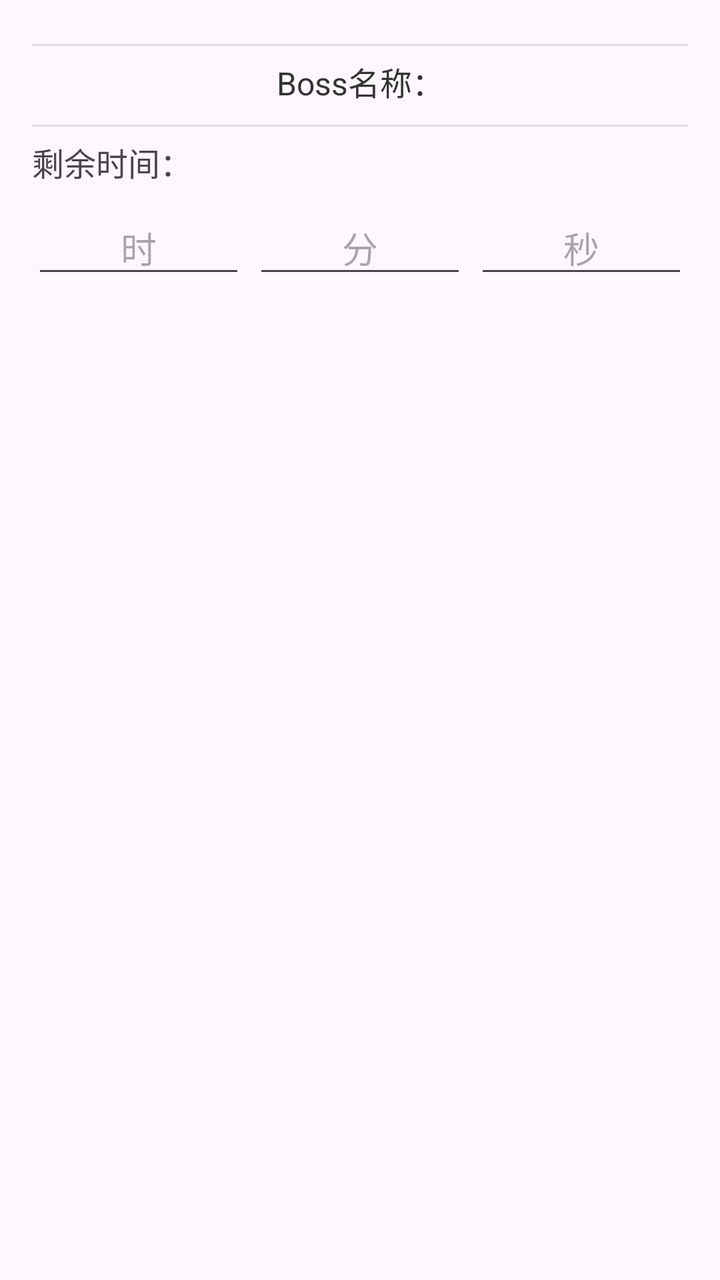
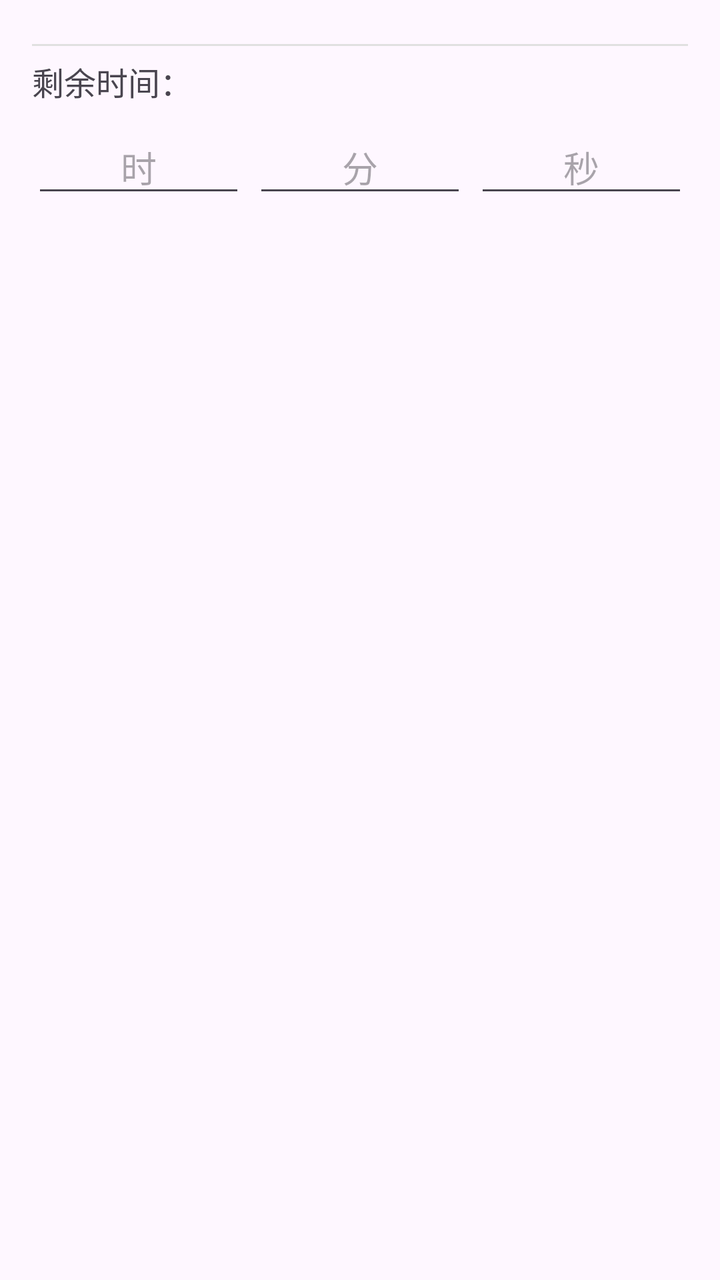

Before-and-after screenshots of an Android layout around one commit, followed by the original layout XML and the change that was made.
<!-- AndroidManifest.xml: application theme Theme.Boss -->
<!-- res/layout/dialog_edit_remaining.xml -->
<?xml version="1.0" encoding="utf-8"?>
<ScrollView xmlns:android="http://schemas.android.com/apk/res/android"
    android:layout_width="match_parent"
    android:layout_height="match_parent"
    android:fillViewport="true">
    <LinearLayout
        android:layout_width="match_parent"
        android:layout_height="wrap_content"
        android:orientation="vertical"
        android:padding="16dp">

    <TextView
        android:id="@+id/dialog_room_info"
        android:layout_width="match_parent"
        android:layout_height="wrap_content"
        android:gravity="center"
        android:textColor="#3F51B5"
        android:textSize="13sp"
        android:visibility="gone" />

    
    <View
        android:layout_width="match_parent"
        android:layout_height="1dp"
        android:background="#E0E0E0"
        android:layout_marginTop="6dp"
        android:layout_marginBottom="6dp"/>

    
    <TextView
        android:id="@+id/tv_boss_name"
        android:layout_width="match_parent"
        android:layout_height="wrap_content"
        android:textSize="16sp"
        android:gravity="center"
        android:paddingBottom="4dp"
        android:textColor="#333333"
        android:text="@string/boss_name_prefix" />

    
    <View
        android:layout_width="match_parent"
        android:layout_height="1dp"
        android:background="#E0E0E0"
        android:layout_marginTop="6dp"
        android:layout_marginBottom="6dp"/>

    <TextView
        android:layout_width="match_parent"
        android:layout_height="wrap_content"
        android:text="@string/edit_remaining_label"
        android:textSize="16sp"
        android:layout_marginBottom="8dp"/>

    <LinearLayout
        android:layout_width="match_parent"
        android:layout_height="wrap_content"
        android:orientation="horizontal">

        <EditText
            android:id="@+id/edit_spawn_hour"
            android:layout_weight="1"
            android:layout_width="0dp"
            android:layout_height="wrap_content"
            android:inputType="number"
            android:hint="@string/input_hour_hint"
            android:gravity="center"
            android:layout_marginEnd="4dp"/>

        <EditText
            android:id="@+id/edit_spawn_minute"
            android:layout_weight="1"
            android:layout_width="0dp"
            android:layout_height="wrap_content"
            android:inputType="number"
            android:hint="@string/input_minute_hint"
            android:gravity="center"
            android:layout_marginEnd="4dp"/>

        <EditText
            android:id="@+id/edit_spawn_second"
            android:layout_weight="1"
            android:layout_width="0dp"
            android:layout_height="wrap_content"
            android:inputType="number"
            android:gravity="center"
            android:hint="@string/input_second_hint"/>
    </LinearLayout>

    </LinearLayout>
</ScrollView>
<!-- resources referenced by this layout -->
<resources>
  <string name="boss_name_prefix">Boss名称：</string>
  <string name="edit_remaining_label">剩余时间：</string>
  <string name="input_hour_hint">时</string>
  <string name="input_minute_hint">分</string>
  <string name="input_second_hint">秒</string>
  <style name="Theme.Boss" parent="Base.Theme.Boss" />
  <style name="Base.Theme.Boss" parent="Theme.Material3.DayNight.NoActionBar">
          
          
      </style>
</resources>

<!-- the commit's change to res/layout/dialog_edit_remaining.xml (unified diff, before → after) -->
@@ -18,32 +18,13 @@
         android:textSize="13sp"
         android:visibility="gone" />
 
-    
-    <View
-        android:layout_width="match_parent"
-        android:layout_height="1dp"
-        android:background="#E0E0E0"
-        android:layout_marginTop="6dp"
-        android:layout_marginBottom="6dp"/>
-
-    
-    <TextView
-        android:id="@+id/tv_boss_name"
-        android:layout_width="match_parent"
-        android:layout_height="wrap_content"
-        android:textSize="16sp"
-        android:gravity="center"
-        android:paddingBottom="4dp"
-        android:textColor="#333333"
-        android:text="@string/boss_name_prefix" />
-
-    
-    <View
-        android:layout_width="match_parent"
-        android:layout_height="1dp"
-        android:background="#E0E0E0"
-        android:layout_marginTop="6dp"
-        android:layout_marginBottom="6dp"/>
+        
+        <View
+            android:layout_width="match_parent"
+            android:layout_height="1dp"
+            android:background="#E0E0E0"
+            android:layout_marginTop="6dp"
+            android:layout_marginBottom="6dp"/>
 
     <TextView
         android:layout_width="match_parent"
<!-- resource entries referenced after the edit -->
@@ -1,6 +1,5 @@
 <!-- resources referenced by this layout -->
 <resources>
-  <string name="boss_name_prefix">Boss名称：</string>
   <string name="edit_remaining_label">剩余时间：</string>
   <string name="input_hour_hint">时</string>
   <string name="input_minute_hint">分</string>
